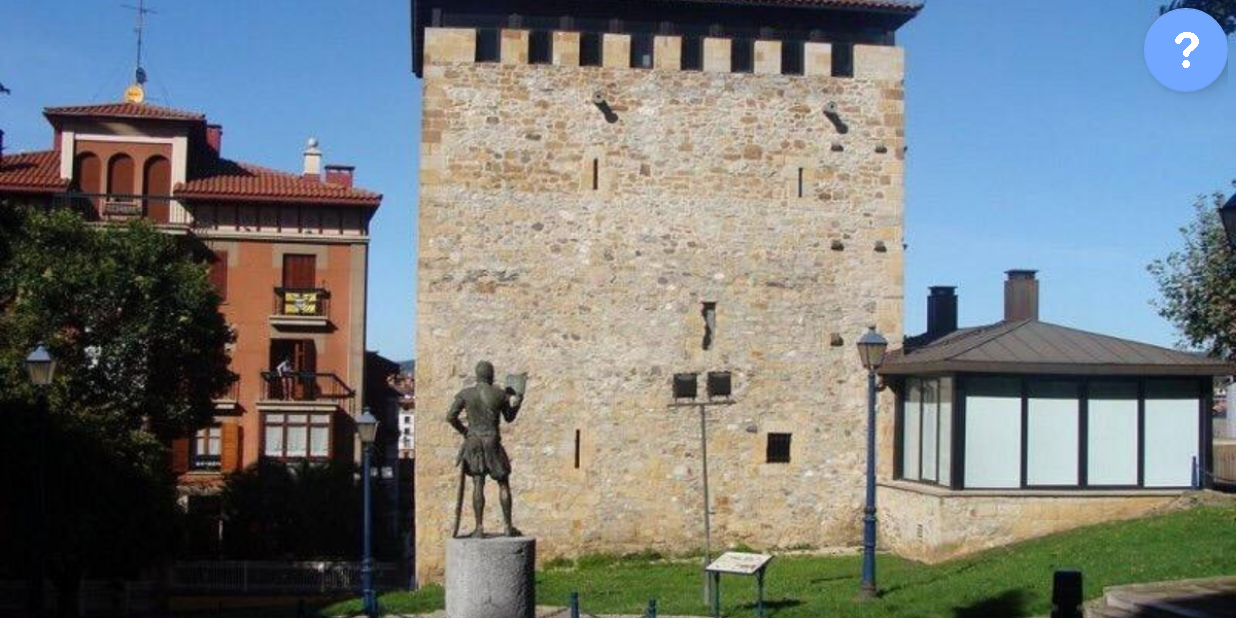
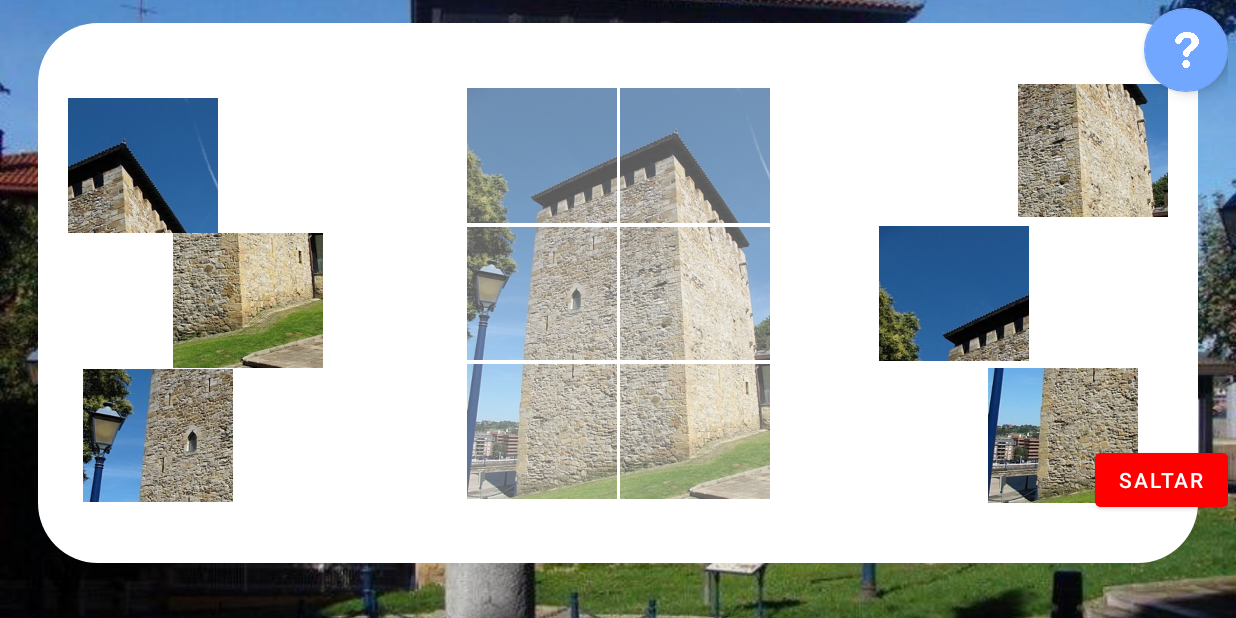
Before and after one commit to LoreaH9/DidaktikAPP, an Android app: the MainActividad3 screen opened directly, with no data from a screen before it, on a phone screen of 824 x 412 dp (held sideways). Run offline under Robolectric (Android 15) with nearby library versions, the phone set to English and light mode, and no system bars; Roboto replaces fonts that are not available here.

Commit message:
SPRINT 4 INICIO

```diff
--- a/app/src/main/java/com/txurdinaga/didaktikapp/actividades/MainActividad3.kt
+++ b/app/src/main/java/com/txurdinaga/didaktikapp/actividades/MainActividad3.kt
@@ -1,8 +1,17 @@
 package com.txurdinaga.didaktikapp.actividades
 
+import android.content.ClipData
+import android.content.ClipDescription
 import android.content.Intent
+import android.graphics.Canvas
+import android.graphics.Point
+import android.graphics.drawable.Drawable
+import android.os.Build
 import android.os.Bundle
+import android.view.DragEvent
 import android.view.View
+import android.widget.ImageView
+import android.widget.Toast
 import androidx.appcompat.app.AlertDialog
 import androidx.appcompat.app.AppCompatActivity
 import androidx.core.view.isVisible
@@ -15,6 +24,11 @@ import com.txurdinaga.didaktikapp.databinding.LayoutActividadBinding
 class MainActividad3 : AppCompatActivity(){
     private lateinit var binding: LayoutActividadBinding
     private lateinit var binding3: FragmentActividad3Binding
+    private var seleccionada : ImageView? = null
+    private lateinit var img_list:List<Int>
+    private lateinit var pieza_norand_list:MutableList<ImageView>
+    private lateinit var pieza_list:MutableList<ImageView>
+    private lateinit var puzzle_list:List<ImageView>
 
     var set = 3
 
@@ -53,6 +67,119 @@ class MainActividad3 : AppCompatActivity(){
             terminarActividad()
         }
 
+        puzzle_list = listOf(
+            binding3.hueco1IV, binding3.hueco2IV, binding3.hueco3IV, binding3.hueco4IV, binding3.hueco5IV, binding3.hueco6IV
+        )
+        puzzle_list.forEach{
+            it.setOnDragListener(dragListener)
+        }
+
+        pieza_norand_list = mutableListOf(
+            binding3.pieza1IV, binding3.pieza2IV, binding3.pieza3IV, binding3.pieza4IV, binding3.pieza5IV, binding3.pieza6IV
+        )
+
+        pieza_list = mutableListOf(
+            binding3.pieza1IV, binding3.pieza2IV, binding3.pieza3IV, binding3.pieza4IV, binding3.pieza5IV, binding3.pieza6IV
+        )
+        pieza_list.forEach{
+            it.setOnLongClickListener(longClickListener)
+        }
+
+        for (i in pieza_list.indices) {
+            pieza_list[i] = pieza_norand_list[(0 until pieza_norand_list.size).random()]
+            pieza_norand_list.remove(pieza_list[i])
+        }
+
+        img_list = listOf(
+            R.drawable.pieza1, R.drawable.pieza2, R.drawable.pieza3, R.drawable.pieza4, R.drawable.pieza5, R.drawable.pieza6
+        )
+        img_list.forEach {
+            pieza_list[img_list.indexOf(it)].setImageResource(it)
+        }
+
+    }
+
+    private class MyDragShadowBuilder(val v: View) : View.DragShadowBuilder(v) {
+        override fun onProvideShadowMetrics(size: Point, touch: Point) {
+            size.set(view.width, view.height)
+            touch.set(view.width / 2, view.height / 2)
+        }
+        override fun onDrawShadow(canvas: Canvas) {
+            v.draw(canvas)
+        }
+    }
+
+    private val longClickListener = View.OnLongClickListener { v ->
+        val item = ClipData.Item(v.tag as? CharSequence)
+        seleccionada = v as ImageView
+
+        val dragData = ClipData(
+            v.tag as? CharSequence,
+            arrayOf(ClipDescription.MIMETYPE_TEXT_PLAIN),
+            item
+        )
+
+        val myShadow = MyDragShadowBuilder(v)
+
+        if (Build.VERSION.SDK_INT >= Build.VERSION_CODES.N) {
+            v.startDragAndDrop(dragData, myShadow,null,0)
+        } else {
+            v.startDrag(dragData, myShadow,null,0)
+        }
+
+        true
+    }
+
+    private val dragListener = View.OnDragListener { v, event ->
+        val receiverView: ImageView = v as ImageView
+
+        when (event.action) {
+            DragEvent.ACTION_DRAG_STARTED -> {
+                true
+            }
+
+            DragEvent.ACTION_DRAG_ENTERED -> {
+                if(event.clipDescription.label == receiverView.tag as? String) {
+
+                } else {
+
+                }
+                v.invalidate()
+                true
+            }
+
+            DragEvent.ACTION_DRAG_LOCATION ->
+                true
+
+            DragEvent.ACTION_DRAG_EXITED -> {
+                if(event.clipDescription.label == receiverView.tag as? String) {
+                    v.invalidate()
+                }
+                true
+            }
+
+            DragEvent.ACTION_DROP -> {
+                if (comparar(seleccionada, receiverView)){
+                    seleccionada?.isEnabled = false
+                    seleccionada?.alpha = 0F
+                    receiverView.alpha = 1F
+                    if(comprobacionFinal3(pieza_list)) {
+                        binding.terminarActividadBT.visibility = View.VISIBLE
+                    }
+                }
+
+                true
+            }
+
+            DragEvent.ACTION_DRAG_ENDED -> {
+
+                true
+            }
+
+            else -> {
+                false
+            }
+        }
     }
 
     fun terminarActividad() {
@@ -77,4 +204,17 @@ class MainActividad3 : AppCompatActivity(){
             .create()
             .show()
     }
+
+    fun comparar(piez: ImageView?, puzz:ImageView) :Boolean {
+        return piez == pieza_list[puzzle_list.indexOf(puzz)]
+    }
+
+    fun comprobacionFinal3(list: List<ImageView>) :Boolean {
+        var r = true
+        for(i in list.indices)
+            if(list[i].isEnabled)
+                r = false
+        return r
+    }
+
 }
--- a/app/src/main/res/layout/fragment_actividad_1.xml
+++ b/app/src/main/res/layout/fragment_actividad_1.xml
@@ -1,5 +1,6 @@
 <?xml version="1.0" encoding="utf-8"?>
 <androidx.constraintlayout.widget.ConstraintLayout xmlns:android="http://schemas.android.com/apk/res/android"
+    xmlns:app="http://schemas.android.com/apk/res-auto"
     xmlns:tools="http://schemas.android.com/tools"
     android:id="@+id/view1CL"
     android:layout_width="match_parent"
--- a/app/src/main/res/layout/fragment_actividad_3.xml
+++ b/app/src/main/res/layout/fragment_actividad_3.xml
@@ -1,8 +1,136 @@
 <?xml version="1.0" encoding="utf-8"?>
 <androidx.constraintlayout.widget.ConstraintLayout xmlns:android="http://schemas.android.com/apk/res/android"
+    xmlns:app="http://schemas.android.com/apk/res-auto"
+    xmlns:tools="http://schemas.android.com/tools"
     android:id="@+id/view3CL"
     android:layout_width="match_parent"
     android:layout_height="match_parent"
     android:background="@drawable/style_redondeado">
 
+    <ImageView
+        android:id="@+id/pieza1IV"
+        android:layout_width="100dp"
+        android:layout_height="90dp"
+        android:layout_marginStart="20dp"
+        android:layout_marginTop="50dp"
+        app:layout_constraintStart_toStartOf="parent"
+        app:layout_constraintTop_toTopOf="parent"
+        app:srcCompat="@drawable/pieza1" />
+
+    <ImageView
+        android:id="@+id/pieza2IV"
+        android:layout_width="100dp"
+        android:layout_height="90dp"
+        android:layout_marginStart="60dp"
+        app:layout_constraintBottom_toTopOf="@+id/pieza3IV"
+        app:layout_constraintStart_toStartOf="@+id/pieza3IV"
+        app:layout_constraintTop_toBottomOf="@+id/pieza1IV"
+        app:srcCompat="@drawable/pieza2" />
+
+    <ImageView
+        android:id="@+id/pieza3IV"
+        android:layout_width="100dp"
+        android:layout_height="90dp"
+        android:layout_marginStart="30dp"
+        android:layout_marginBottom="40dp"
+        app:layout_constraintBottom_toBottomOf="parent"
+        app:layout_constraintStart_toStartOf="parent"
+        app:srcCompat="@drawable/pieza3" />
+
+    <ImageView
+        android:id="@+id/pieza4IV"
+        android:layout_width="100dp"
+        android:layout_height="90dp"
+        android:layout_marginTop="40dp"
+        android:layout_marginEnd="20dp"
+        app:layout_constraintEnd_toEndOf="parent"
+        app:layout_constraintTop_toTopOf="parent"
+        app:srcCompat="@drawable/pieza4" />
+
+    <ImageView
+        android:id="@+id/pieza5IV"
+        android:layout_width="100dp"
+        android:layout_height="90dp"
+        app:layout_constraintBottom_toTopOf="@+id/pieza6IV"
+        app:layout_constraintEnd_toEndOf="@+id/pieza6IV"
+        app:layout_constraintStart_toEndOf="@+id/constraintLayout"
+        app:layout_constraintTop_toBottomOf="@+id/pieza4IV"
+        app:srcCompat="@drawable/pieza5" />
+
+    <ImageView
+        android:id="@+id/pieza6IV"
+        android:layout_width="100dp"
+        android:layout_height="90dp"
+        android:layout_marginEnd="40dp"
+        android:layout_marginBottom="40dp"
+        app:layout_constraintBottom_toBottomOf="parent"
+        app:layout_constraintEnd_toEndOf="parent"
+        app:srcCompat="@drawable/pieza6" />
+
+    <androidx.constraintlayout.widget.ConstraintLayout
+        android:id="@+id/constraintLayout"
+        android:layout_width="202dp"
+        android:layout_height="wrap_content"
+        app:layout_constraintBottom_toBottomOf="parent"
+        app:layout_constraintEnd_toEndOf="parent"
+        app:layout_constraintStart_toStartOf="parent"
+        app:layout_constraintTop_toTopOf="parent">
+
+        <ImageView
+            android:id="@+id/hueco1IV"
+            android:layout_width="100dp"
+            android:layout_height="90dp"
+            android:alpha="0.65"
+            app:layout_constraintStart_toStartOf="parent"
+            app:layout_constraintTop_toTopOf="parent"
+            app:srcCompat="@drawable/pieza1" />
+
+        <ImageView
+            android:id="@+id/hueco2IV"
+            android:layout_width="100dp"
+            android:layout_height="90dp"
+            android:alpha="0.65"
+            app:layout_constraintEnd_toEndOf="parent"
+            app:layout_constraintTop_toTopOf="@+id/hueco1IV"
+            app:srcCompat="@drawable/pieza2" />
+
+        <ImageView
+            android:id="@+id/hueco3IV"
+            android:layout_width="100dp"
+            android:layout_height="90dp"
+            android:layout_marginTop="2dp"
+            android:alpha="0.65"
+            app:layout_constraintStart_toStartOf="parent"
+            app:layout_constraintTop_toBottomOf="@+id/hueco1IV"
+            app:srcCompat="@drawable/pieza3" />
+
+        <ImageView
+            android:id="@+id/hueco4IV"
+            android:layout_width="100dp"
+            android:layout_height="90dp"
+            android:alpha="0.65"
+            app:layout_constraintEnd_toEndOf="parent"
+            app:layout_constraintTop_toTopOf="@+id/hueco3IV"
+            app:srcCompat="@drawable/pieza4" />
+
+        <ImageView
+            android:id="@+id/hueco5IV"
+            android:layout_width="100dp"
+            android:layout_height="90dp"
+            android:layout_marginTop="2dp"
+            android:alpha="0.65"
+            app:layout_constraintStart_toStartOf="parent"
+            app:layout_constraintTop_toBottomOf="@+id/hueco3IV"
+            app:srcCompat="@drawable/pieza5" />
+
+        <ImageView
+            android:id="@+id/hueco6IV"
+            android:layout_width="100dp"
+            android:layout_height="90dp"
+            android:alpha="0.65"
+            app:layout_constraintEnd_toEndOf="parent"
+            app:layout_constraintTop_toTopOf="@+id/hueco5IV"
+            app:srcCompat="@drawable/pieza6" />
+
+    </androidx.constraintlayout.widget.ConstraintLayout>
 </androidx.constraintlayout.widget.ConstraintLayout>
--- a/app/src/main/res/layout/layout_actividad.xml
+++ b/app/src/main/res/layout/layout_actividad.xml
@@ -124,7 +124,7 @@
             android:layout_height="wrap_content"
             android:backgroundTint="@color/rojo"
             android:text="SALTAR"
-            android:visibility="invisible"
+            android:visibility="visible"
             app:layout_constraintBottom_toTopOf="@+id/terminar_actividadBT"
             app:layout_constraintEnd_toEndOf="parent" />
 
--- a/app/src/main/res/values/strings.xml
+++ b/app/src/main/res/values/strings.xml
@@ -205,7 +205,7 @@
     <string name="pista3_3" translatable="false">La casa tiene cuatro plantas. La primera, tiene vistas a la ría. La <b><u>[se9unda]</u></b>, contiene un arco impresionante con el escudo de la familia. Y por último, la tercera y cuarta planta está llena de troneras.</string>
     <string name="enunciado3" translatable="false">¿En qué año se incendió la casa?</string>
     <string name="contrasena3" translatable="false">1934</string>
-    <string name="explicacion3" translatable="false">¡Encontrad las 5 piezas ocultas en esta imagen para formar la Torre Salazar y conseguir el premio!</string>
+    <string name="explicacion3" translatable="false">¡Completad el puzzle de la Torre de Salazar para conseguir el premio!</string>
 
     <!--PISTA 4-->
     <string name="pista4_1" translatable="false">Mi fiesta es organizada por Berriztasuna Taldea el día 1 de julio. Y es  muy importante saber que se celebra en el Casco Viejo.</string>
```
Also changed, not shown: app/src/main/res/layout/dialog_actividad7.xml (added, +78 -0 lines), app/src/main/res/layout/fragment_mapa.xml (+8 -2 lines), app/src/debug/res/drawable/fondo_7_1.jpg (added), app/src/debug/res/drawable/fondo_7_2.jpg (added), app/src/debug/res/drawable/fondo_7_3.jpg (added), app/src/debug/res/drawable/fondo_7_4.jpg (added), app/src/debug/res/drawable/fondo_7_5.jpg (added), app/src/debug/res/drawable/fondo_7_6.jpg (added), app/src/main/res/drawable/pieza1.jpg (added), app/src/main/res/drawable/pieza2.jpg (added), app/src/main/res/drawable/pieza3.jpg (added), app/src/main/res/drawable/pieza4.jpg (added), app/src/main/res/drawable/pieza5.jpg (added), app/src/main/res/drawable/pieza6.jpg (added).
